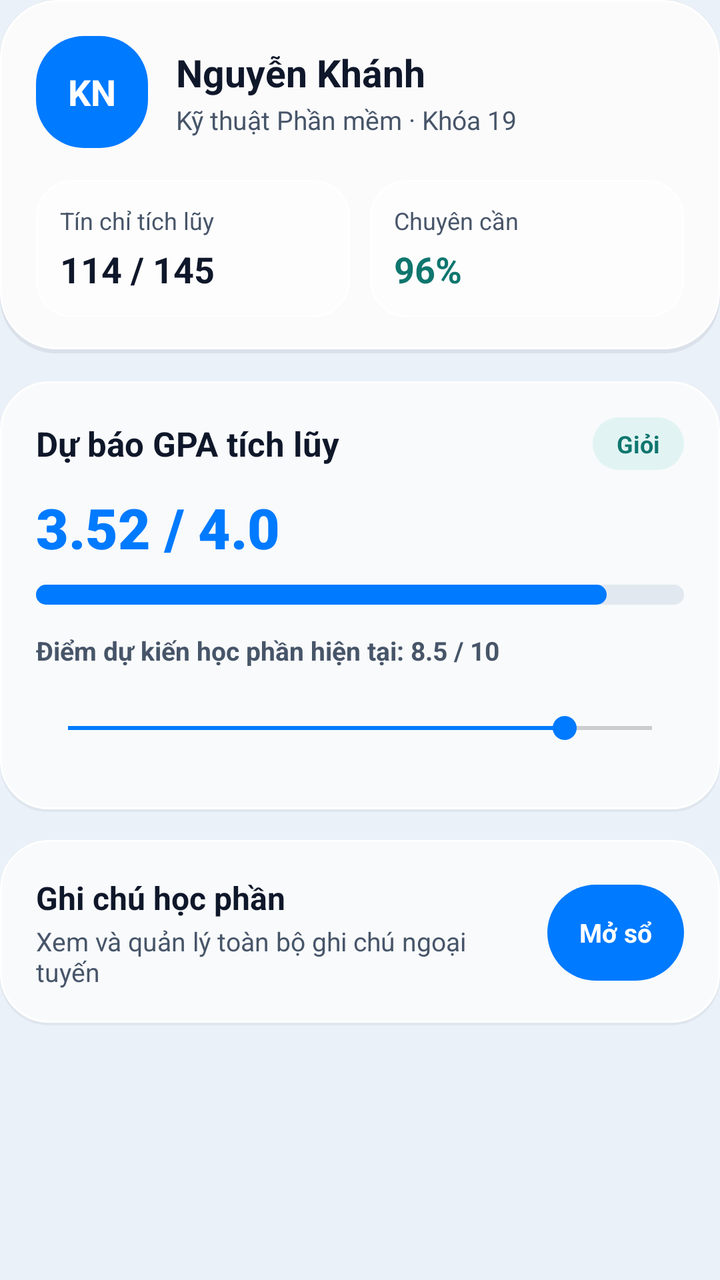
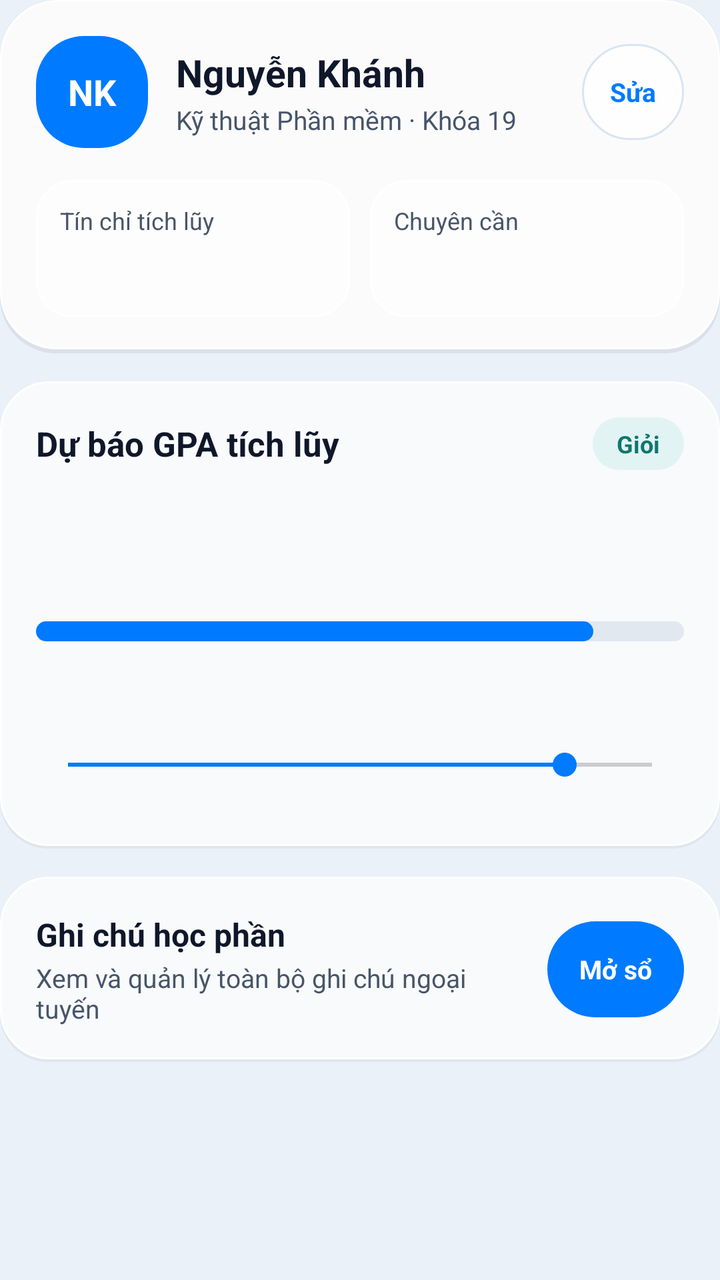

An Android layout rendered at two revisions. The XML below is the earlier revision; the diff shows what the commit changed to produce the second picture.
<!-- AndroidManifest.xml: application theme Theme.PocketKit -->
<!-- res/layout/tab_profile.xml -->
<?xml version="1.0" encoding="utf-8"?>
<LinearLayout xmlns:android="http://schemas.android.com/apk/res/android"
    android:id="@+id/tabProfile"
    android:layout_width="match_parent"
    android:layout_height="wrap_content"
    android:orientation="vertical">

    <LinearLayout
        android:layout_width="match_parent"
        android:layout_height="wrap_content"
        android:layout_marginBottom="14dp"
        android:background="@drawable/bg_glass_hero"
        android:orientation="vertical"
        android:padding="18dp">

        <LinearLayout
            android:layout_width="match_parent"
            android:layout_height="wrap_content"
            android:gravity="center_vertical"
            android:orientation="horizontal">

            <TextView
                android:layout_width="56dp"
                android:layout_height="56dp"
                android:background="@drawable/bg_pill_primary"
                android:gravity="center"
                android:text="KN"
                android:textColor="@color/white"
                android:textSize="18sp"
                android:textStyle="bold" />

            <LinearLayout
                android:layout_width="0dp"
                android:layout_height="wrap_content"
                android:layout_marginStart="14dp"
                android:layout_weight="1"
                android:orientation="vertical">

                <TextView
                    android:layout_width="wrap_content"
                    android:layout_height="wrap_content"
                    android:text="Nguyễn Khánh"
                    android:textColor="@color/ink_primary"
                    android:textSize="19sp"
                    android:textStyle="bold" />

                <TextView
                    android:layout_width="wrap_content"
                    android:layout_height="wrap_content"
                    android:layout_marginTop="2dp"
                    android:text="Kỹ thuật Phần mềm · Khóa 19"
                    android:textColor="@color/ink_secondary"
                    android:textSize="13sp" />
            </LinearLayout>
        </LinearLayout>

        <LinearLayout
            android:layout_width="match_parent"
            android:layout_height="wrap_content"
            android:layout_marginTop="16dp"
            android:baselineAligned="false"
            android:orientation="horizontal">

            <LinearLayout
                android:layout_width="0dp"
                android:layout_height="wrap_content"
                android:layout_weight="1"
                android:background="@drawable/bg_glass_inner"
                android:orientation="vertical"
                android:padding="12dp">

                <TextView
                    android:layout_width="wrap_content"
                    android:layout_height="wrap_content"
                    android:text="Tín chỉ tích lũy"
                    android:textColor="@color/ink_secondary"
                    android:textSize="12sp" />

                <TextView
                    android:layout_width="wrap_content"
                    android:layout_height="wrap_content"
                    android:layout_marginTop="4dp"
                    android:fontFeatureSettings="tnum"
                    android:text="114 / 145"
                    android:textColor="@color/ink_primary"
                    android:textSize="18sp"
                    android:textStyle="bold" />
            </LinearLayout>

            <LinearLayout
                android:layout_width="0dp"
                android:layout_height="wrap_content"
                android:layout_marginStart="10dp"
                android:layout_weight="1"
                android:background="@drawable/bg_glass_inner"
                android:orientation="vertical"
                android:padding="12dp">

                <TextView
                    android:layout_width="wrap_content"
                    android:layout_height="wrap_content"
                    android:text="Chuyên cần"
                    android:textColor="@color/ink_secondary"
                    android:textSize="12sp" />

                <TextView
                    android:layout_width="wrap_content"
                    android:layout_height="wrap_content"
                    android:layout_marginTop="4dp"
                    android:fontFeatureSettings="tnum"
                    android:text="96%"
                    android:textColor="@color/accent_mint_text"
                    android:textSize="18sp"
                    android:textStyle="bold" />
            </LinearLayout>
        </LinearLayout>
    </LinearLayout>

    <LinearLayout
        android:layout_width="match_parent"
        android:layout_height="wrap_content"
        android:layout_marginBottom="14dp"
        android:background="@drawable/bg_glass_card"
        android:orientation="vertical"
        android:padding="18dp">

        <LinearLayout
            android:layout_width="match_parent"
            android:layout_height="wrap_content"
            android:gravity="center_vertical"
            android:orientation="horizontal">

            <TextView
                android:layout_width="0dp"
                android:layout_height="wrap_content"
                android:layout_weight="1"
                android:text="Dự báo GPA tích lũy"
                android:textColor="@color/ink_primary"
                android:textSize="17sp"
                android:textStyle="bold" />

            <TextView
                android:id="@+id/tvGpaRankBadge"
                android:layout_width="wrap_content"
                android:layout_height="wrap_content"
                android:background="@drawable/bg_pill_success_soft"
                android:paddingHorizontal="12dp"
                android:paddingVertical="5dp"
                android:text="Giỏi"
                android:textColor="@color/accent_mint_text"
                android:textSize="12sp"
                android:textStyle="bold" />
        </LinearLayout>

        <TextView
            android:id="@+id/tvGpaProjected"
            android:layout_width="wrap_content"
            android:layout_height="wrap_content"
            android:layout_marginTop="10dp"
            android:fontFamily="sans-serif-black"
            android:fontFeatureSettings="tnum"
            android:text="3.52 / 4.0"
            android:textColor="@color/accent_sapphire"
            android:textSize="28sp" />

        <ProgressBar
            android:id="@+id/pbGpaMeter"
            style="?android:attr/progressBarStyleHorizontal"
            android:layout_width="match_parent"
            android:layout_height="10dp"
            android:layout_marginTop="10dp"
            android:max="400"
            android:progress="352"
            android:progressDrawable="@drawable/bg_progress_gpa" />

        <TextView
            android:id="@+id/tvSimulatedScore"
            android:layout_width="wrap_content"
            android:layout_height="wrap_content"
            android:layout_marginTop="14dp"
            android:text="Điểm dự kiến học phần hiện tại: 8.5 / 10"
            android:textColor="@color/ink_secondary"
            android:textSize="13sp"
            android:textStyle="bold" />

        <SeekBar
            android:id="@+id/seekSimulatedScore"
            android:layout_width="match_parent"
            android:layout_height="wrap_content"
            android:layout_marginTop="6dp"
            android:max="100"
            android:minHeight="48dp"
            android:progress="85"
            android:progressTint="@color/accent_sapphire"
            android:thumbTint="@color/accent_sapphire" />
    </LinearLayout>

    <LinearLayout
        android:layout_width="match_parent"
        android:layout_height="wrap_content"
        android:background="@drawable/bg_glass_card"
        android:gravity="center_vertical"
        android:orientation="horizontal"
        android:padding="18dp">

        <LinearLayout
            android:layout_width="0dp"
            android:layout_height="wrap_content"
            android:layout_weight="1"
            android:orientation="vertical">

            <TextView
                android:layout_width="wrap_content"
                android:layout_height="wrap_content"
                android:text="Ghi chú học phần"
                android:textColor="@color/ink_primary"
                android:textSize="16sp"
                android:textStyle="bold" />

            <TextView
                android:layout_width="wrap_content"
                android:layout_height="wrap_content"
                android:layout_marginTop="2dp"
                android:text="Xem và quản lý toàn bộ ghi chú ngoại tuyến"
                android:textColor="@color/ink_secondary"
                android:textSize="13sp" />
        </LinearLayout>

        <TextView
            android:id="@+id/btnProfileNotes"
            android:layout_width="wrap_content"
            android:layout_height="wrap_content"
            android:layout_marginStart="12dp"
            android:background="@drawable/bg_pill_primary"
            android:clickable="true"
            android:focusable="true"
            android:gravity="center"
            android:minHeight="48dp"
            android:paddingHorizontal="16dp"
            android:text="Mở sổ"
            android:textColor="@color/white"
            android:textSize="13sp"
            android:textStyle="bold" />
    </LinearLayout>
</LinearLayout>
<!-- resources referenced by this layout -->
<resources>
  <color name="ink_primary">#FF0F172A</color>
  <color name="white">#FFFFFFFF</color>
  <!-- drawable bg_glass_card (drawable) -->
  <?xml version="1.0" encoding="utf-8"?>
  <layer-list xmlns:android="http://schemas.android.com/apk/res/android">
      <item>
          <shape android:shape="rectangle">
              <solid android:color="#0D0F172A" />
              <corners android:radius="24dp" />
          </shape>
      </item>
      <item android:bottom="1.5dp">
          <shape android:shape="rectangle">
              <solid android:color="@color/glass_card_fill" />
              <stroke
                  android:width="1dp"
                  android:color="@color/glass_rim_bright" />
              <corners android:radius="24dp" />
          </shape>
      </item>
  </layer-list>
  <!-- drawable bg_glass_hero (drawable) -->
  <?xml version="1.0" encoding="utf-8"?>
  <layer-list xmlns:android="http://schemas.android.com/apk/res/android">
      <item>
          <shape android:shape="rectangle">
              <solid android:color="#120F172A" />
              <corners android:radius="28dp" />
          </shape>
      </item>
      <item android:bottom="2dp">
          <shape android:shape="rectangle">
              <solid android:color="@color/glass_hero_fill" />
              <stroke
                  android:width="1dp"
                  android:color="@color/glass_rim_bright" />
              <corners android:radius="28dp" />
          </shape>
      </item>
  </layer-list>
  <color name="frost_segment">#FFE2E8F0</color>
  <dimen name="radius_pill">999dp</dimen>
  <!-- unchanged entries left out for length: 15 -->
</resources>

<!-- the commit's change to res/layout/tab_profile.xml (unified diff, before → after) -->
@@ -8,10 +8,10 @@
     <LinearLayout
         android:layout_width="match_parent"
         android:layout_height="wrap_content"
-        android:layout_marginBottom="14dp"
+        android:layout_marginBottom="@dimen/section_gap"
         android:background="@drawable/bg_glass_hero"
         android:orientation="vertical"
-        android:padding="18dp">
+        android:padding="@dimen/card_padding">
 
         <LinearLayout
             android:layout_width="match_parent"
@@ -20,44 +20,68 @@
             android:orientation="horizontal">
 
             <TextView
-                android:layout_width="56dp"
-                android:layout_height="56dp"
+                android:id="@+id/tvProfileAvatar"
+                android:layout_width="@dimen/profile_avatar_size"
+                android:layout_height="@dimen/profile_avatar_size"
                 android:background="@drawable/bg_pill_primary"
                 android:gravity="center"
-                android:text="KN"
+                android:text="@string/profile_default_initials"
                 android:textColor="@color/white"
-                android:textSize="18sp"
+                android:textSize="@dimen/text_size_avatar"
                 android:textStyle="bold" />
 
             <LinearLayout
                 android:layout_width="0dp"
                 android:layout_height="wrap_content"
-                android:layout_marginStart="14dp"
+                android:layout_marginStart="@dimen/section_gap"
                 android:layout_weight="1"
                 android:orientation="vertical">
 
                 <TextView
-                    android:layout_width="wrap_content"
-                    android:layout_height="wrap_content"
-                    android:text="Nguyễn Khánh"
+                    android:id="@+id/tvProfileName"
+                    android:layout_width="wrap_content"
+                    android:layout_height="wrap_content"
+                    android:ellipsize="end"
+                    android:maxLines="2"
+                    android:text="@string/profile_default_name"
                     android:textColor="@color/ink_primary"
-                    android:textSize="19sp"
+                    android:textSize="@dimen/text_size_profile_name"
                     android:textStyle="bold" />
 
                 <TextView
-                    android:layout_width="wrap_content"
-                    android:layout_height="wrap_content"
-                    android:layout_marginTop="2dp"
-                    android:text="Kỹ thuật Phần mềm · Khóa 19"
+                    android:id="@+id/tvProfileMajor"
+                    android:layout_width="wrap_content"
+                    android:layout_height="wrap_content"
+                    android:layout_marginTop="@dimen/micro_gap"
+                    android:ellipsize="end"
+                    android:maxLines="2"
+                    android:text="@string/profile_default_major"
                     android:textColor="@color/ink_secondary"
-                    android:textSize="13sp" />
+                    android:textSize="@dimen/text_size_body" />
             </LinearLayout>
-        </LinearLayout>
-
-        <LinearLayout
-            android:layout_width="match_parent"
-            android:layout_height="wrap_content"
-            android:layout_marginTop="16dp"
+
+            <TextView
+                android:id="@+id/btnEditProfile"
+                android:layout_width="wrap_content"
+                android:layout_height="wrap_content"
+                android:layout_marginStart="@dimen/chip_gap"
+                android:background="@drawable/bg_pill_secondary"
+                android:clickable="true"
+                android:contentDescription="@string/profile_edit_desc"
+                android:focusable="true"
+                android:gravity="center"
+                android:minHeight="@dimen/touch_target_min"
+                android:paddingHorizontal="@dimen/chip_padding_h"
+                android:text="@string/profile_btn_edit"
+                android:textColor="@color/accent_sapphire"
+                android:textSize="@dimen/text_size_body"
+                android:textStyle="bold" />
+        </LinearLayout>
+
+        <LinearLayout
+            android:layout_width="match_parent"
+            android:layout_height="wrap_content"
+            android:layout_marginTop="@dimen/header_section_gap"
             android:baselineAligned="false"
             android:orientation="horizontal">
 
@@ -67,50 +91,50 @@
                 android:layout_weight="1"
                 android:background="@drawable/bg_glass_inner"
                 android:orientation="vertical"
-                android:padding="12dp">
-
-                <TextView
-                    android:layout_width="wrap_content"
-                    android:layout_height="wrap_content"
-                    android:text="Tín chỉ tích lũy"
+                android:padding="@dimen/card_gap">
+
+                <TextView
+                    android:layout_width="wrap_content"
+                    android:layout_height="wrap_content"
+                    android:text="@string/profile_credits_label"
                     android:textColor="@color/ink_secondary"
-                    android:textSize="12sp" />
-
-                <TextView
-                    android:layout_width="wrap_content"
-                    android:layout_height="wrap_content"
-                    android:layout_marginTop="4dp"
+                    android:textSize="@dimen/text_size_caption" />
+
+                <TextView
+                    android:id="@+id/tvProfileCreditsValue"
+                    android:layout_width="wrap_content"
+                    android:layout_height="wrap_content"
+                    android:layout_marginTop="@dimen/tight_gap"
                     android:fontFeatureSettings="tnum"
-                    android:text="114 / 145"
                     android:textColor="@color/ink_primary"
-                    android:textSize="18sp"
+                    android:textSize="@dimen/text_size_metric_value"
                     android:textStyle="bold" />
             </LinearLayout>
 
             <LinearLayout
                 android:layout_width="0dp"
                 android:layout_height="wrap_content"
-                android:layout_marginStart="10dp"
+                android:layout_marginStart="@dimen/dialog_button_gap"
                 android:layout_weight="1"
                 android:background="@drawable/bg_glass_inner"
                 android:orientation="vertical"
-                android:padding="12dp">
-
-                <TextView
-                    android:layout_width="wrap_content"
-                    android:layout_height="wrap_content"
-                    android:text="Chuyên cần"
+                android:padding="@dimen/card_gap">
+
+                <TextView
+                    android:layout_width="wrap_content"
+                    android:layout_height="wrap_content"
+                    android:text="@string/profile_attendance_label"
                     android:textColor="@color/ink_secondary"
-                    android:textSize="12sp" />
-
-                <TextView
-                    android:layout_width="wrap_content"
-                    android:layout_height="wrap_content"
-                    android:layout_marginTop="4dp"
+                    android:textSize="@dimen/text_size_caption" />
+
+                <TextView
+                    android:id="@+id/tvProfileAttendanceValue"
+                    android:layout_width="wrap_content"
+                    android:layout_height="wrap_content"
+                    android:layout_marginTop="@dimen/tight_gap"
                     android:fontFeatureSettings="tnum"
-                    android:text="96%"
                     android:textColor="@color/accent_mint_text"
-                    android:textSize="18sp"
+                    android:textSize="@dimen/text_size_metric_value"
                     android:textStyle="bold" />
             </LinearLayout>
         </LinearLayout>
@@ -119,10 +143,10 @@
     <LinearLayout
         android:layout_width="match_parent"
         android:layout_height="wrap_content"
-        android:layout_marginBottom="14dp"
+        android:layout_marginBottom="@dimen/section_gap"
         android:background="@drawable/bg_glass_card"
         android:orientation="vertical"
-        android:padding="18dp">
+        android:padding="@dimen/card_padding">
 
         <LinearLayout
             android:layout_width="match_parent"
@@ -134,9 +158,9 @@
                 android:layout_width="0dp"
                 android:layout_height="wrap_content"
                 android:layout_weight="1"
-                android:text="Dự báo GPA tích lũy"
+                android:text="@string/profile_gpa_title"
                 android:textColor="@color/ink_primary"
-                android:textSize="17sp"
+                android:textSize="@dimen/text_size_section_title"
                 android:textStyle="bold" />
 
             <TextView
@@ -144,11 +168,11 @@
                 android:layout_width="wrap_content"
                 android:layout_height="wrap_content"
                 android:background="@drawable/bg_pill_success_soft"
-                android:paddingHorizontal="12dp"
-                android:paddingVertical="5dp"
-                android:text="Giỏi"
+                android:paddingHorizontal="@dimen/badge_padding_h"
+                android:paddingVertical="@dimen/badge_padding_compact_v"
+                android:text="@string/profile_gpa_rank_good"
                 android:textColor="@color/accent_mint_text"
-                android:textSize="12sp"
+                android:textSize="@dimen/text_size_caption"
                 android:textStyle="bold" />
         </LinearLayout>
 
@@ -156,40 +180,47 @@
             android:id="@+id/tvGpaProjected"
             android:layout_width="wrap_content"
             android:layout_height="wrap_content"
-            android:layout_marginTop="10dp"
+            android:layout_marginTop="@dimen/dialog_button_gap"
             android:fontFamily="sans-serif-black"
             android:fontFeatureSettings="tnum"
-            android:text="3.52 / 4.0"
             android:textColor="@color/accent_sapphire"
-            android:textSize="28sp" />
+            android:textSize="@dimen/text_size_gpa_hero" />
+
+        <TextView
+            android:id="@+id/tvGpaBaselineSummary"
+            android:layout_width="wrap_content"
+            android:layout_height="wrap_content"
+            android:layout_marginTop="@dimen/micro_gap"
+            android:fontFeatureSettings="tnum"
+            android:textColor="@color/ink_secondary"
+            android:textSize="@dimen/text_size_caption" />
 
         <ProgressBar
             android:id="@+id/pbGpaMeter"
             style="?android:attr/progressBarStyleHorizontal"
             android:layout_width="match_parent"
-            android:layout_height="10dp"
-            android:layout_marginTop="10dp"
+            android:layout_height="@dimen/progress_bar_height"
+            android:layout_marginTop="@dimen/dialog_button_gap"
             android:max="400"
-            android:progress="352"
+            android:progress="344"
             android:progressDrawable="@drawable/bg_progress_gpa" />
 
         <TextView
             android:id="@+id/tvSimulatedScore"
             android:layout_width="wrap_content"
             android:layout_height="wrap_content"
-            android:layout_marginTop="14dp"
-            android:text="Điểm dự kiến học phần hiện tại: 8.5 / 10"
+            android:layout_marginTop="@dimen/section_gap"
             android:textColor="@color/ink_secondary"
-            android:textSize="13sp"
+            android:textSize="@dimen/text_size_body"
             android:textStyle="bold" />
 
         <SeekBar
             android:id="@+id/seekSimulatedScore"
             android:layout_width="match_parent"
             android:layout_height="wrap_content"
-            android:layout_marginTop="6dp"
+            android:layout_marginTop="@dimen/dialog_label_gap"
             android:max="100"
-            android:minHeight="48dp"
+            android:minHeight="@dimen/touch_target_min"
             android:progress="85"
             android:progressTint="@color/accent_sapphire"
             android:thumbTint="@color/accent_sapphire" />
@@ -201,7 +232,7 @@
         android:background="@drawable/bg_glass_card"
         android:gravity="center_vertical"
         android:orientation="horizontal"
-        android:padding="18dp">
+        android:padding="@dimen/card_padding">
 
         <LinearLayout
             android:layout_width="0dp"
@@ -212,34 +243,34 @@
             <TextView
                 android:layout_width="wrap_content"
                 android:layout_height="wrap_content"
-                android:text="Ghi chú học phần"
+                android:text="@string/profile_notes_title"
                 android:textColor="@color/ink_primary"
-                android:textSize="16sp"
-                android:textStyle="bold" />
-
-            <TextView
-                android:layout_width="wrap_content"
-                android:layout_height="wrap_content"
-                android:layout_marginTop="2dp"
-                android:text="Xem và quản lý toàn bộ ghi chú ngoại tuyến"
+                android:textSize="@dimen/text_size_card_title"
+                android:textStyle="bold" />
+
+            <TextView
+                android:layout_width="wrap_content"
+                android:layout_height="wrap_content"
+                android:layout_marginTop="@dimen/micro_gap"
+                android:text="@string/profile_notes_subtitle"
                 android:textColor="@color/ink_secondary"
-                android:textSize="13sp" />
+                android:textSize="@dimen/text_size_body" />
         </LinearLayout>
 
         <TextView
             android:id="@+id/btnProfileNotes"
             android:layout_width="wrap_content"
             android:layout_height="wrap_content"
-            android:layout_marginStart="12dp"
+            android:layout_marginStart="@dimen/card_gap"
             android:background="@drawable/bg_pill_primary"
             android:clickable="true"
             android:focusable="true"
             android:gravity="center"
-            android:minHeight="48dp"
-            android:paddingHorizontal="16dp"
-            android:text="Mở sổ"
+            android:minHeight="@dimen/touch_target_min"
+            android:paddingHorizontal="@dimen/btn_padding_h"
+            android:text="@string/profile_notes_btn_open"
             android:textColor="@color/white"
-            android:textSize="13sp"
+            android:textSize="@dimen/text_size_body"
             android:textStyle="bold" />
     </LinearLayout>
 </LinearLayout>
<!-- resource entries referenced after the edit -->
@@ -2,12 +2,36 @@
 <resources>
   <color name="ink_primary">#FF0F172A</color>
   <color name="white">#FFFFFFFF</color>
+  <dimen name="badge_padding_compact_v">5dp</dimen>
+  <dimen name="badge_padding_h">12dp</dimen>
+  <dimen name="btn_padding_h">16dp</dimen>
+  <dimen name="card_gap">12dp</dimen>
+  <dimen name="card_padding">18dp</dimen>
+  <dimen name="chip_gap">8dp</dimen>
+  <dimen name="chip_padding_h">14dp</dimen>
+  <dimen name="dialog_button_gap">10dp</dimen>
+  <dimen name="dialog_label_gap">6dp</dimen>
+  <dimen name="header_section_gap">16dp</dimen>
+  <dimen name="micro_gap">2dp</dimen>
+  <dimen name="profile_avatar_size">56dp</dimen>
+  <dimen name="progress_bar_height">10dp</dimen>
+  <dimen name="section_gap">14dp</dimen>
+  <dimen name="text_size_avatar">18sp</dimen>
+  <dimen name="text_size_body">13sp</dimen>
+  <dimen name="text_size_caption">12sp</dimen>
+  <dimen name="text_size_card_title">16sp</dimen>
+  <dimen name="text_size_gpa_hero">28sp</dimen>
+  <dimen name="text_size_metric_value">18sp</dimen>
+  <dimen name="text_size_profile_name">19sp</dimen>
+  <dimen name="text_size_section_title">17sp</dimen>
+  <dimen name="tight_gap">4dp</dimen>
+  <dimen name="touch_target_min">48dp</dimen>
   <!-- drawable bg_glass_card (drawable) -->
   <?xml version="1.0" encoding="utf-8"?>
   <layer-list xmlns:android="http://schemas.android.com/apk/res/android">
       <item>
           <shape android:shape="rectangle">
-              <solid android:color="#0D0F172A" />
+              <solid android:color="@color/glass_stroke_card" />
               <corners android:radius="24dp" />
           </shape>
       </item>
@@ -26,7 +50,7 @@
   <layer-list xmlns:android="http://schemas.android.com/apk/res/android">
       <item>
           <shape android:shape="rectangle">
-              <solid android:color="#120F172A" />
+              <solid android:color="@color/glass_stroke_hero" />
               <corners android:radius="28dp" />
           </shape>
       </item>
@@ -40,6 +64,32 @@
           </shape>
       </item>
   </layer-list>
+  <!-- drawable bg_pill_secondary (drawable) -->
+  <?xml version="1.0" encoding="utf-8"?>
+  <shape xmlns:android="http://schemas.android.com/apk/res/android"
+      android:shape="rectangle">
+      <solid android:color="@color/chip_neutral_fill" />
+      <stroke
+          android:width="1dp"
+          android:color="@color/glass_rim_soft" />
+      <corners android:radius="24dp" />
+  </shape>
+  <string name="profile_attendance_label">Chuyên cần</string>
+  <string name="profile_btn_edit">Sửa</string>
+  <string name="profile_credits_label">Tín chỉ tích lũy</string>
+  <string name="profile_default_initials">NK</string>
+  <string name="profile_default_major">Kỹ thuật Phần mềm · Khóa 19</string>
+  <string name="profile_default_name">Nguyễn Khánh</string>
+  <string name="profile_edit_desc">Chỉnh sửa thông tin hồ sơ sinh viên</string>
+  <string name="profile_gpa_rank_good">Giỏi</string>
+  <string name="profile_gpa_title">Dự báo GPA tích lũy</string>
+  <string name="profile_notes_btn_open">Mở sổ</string>
+  <string name="profile_notes_subtitle">Xem và quản lý toàn bộ ghi chú ngoại tuyến</string>
+  <string name="profile_notes_title">Ghi chú học phần</string>
+  <color name="glass_stroke_card">#0D0F172A</color>
+  <color name="glass_stroke_hero">#120F172A</color>
+  <color name="chip_neutral_fill">#B8FFFFFF</color>
+  <color name="glass_rim_soft">#FFD9E5F2</color>
   <color name="frost_segment">#FFE2E8F0</color>
   <dimen name="radius_pill">999dp</dimen>
   <!-- unchanged entries left out for length: 15 -->
